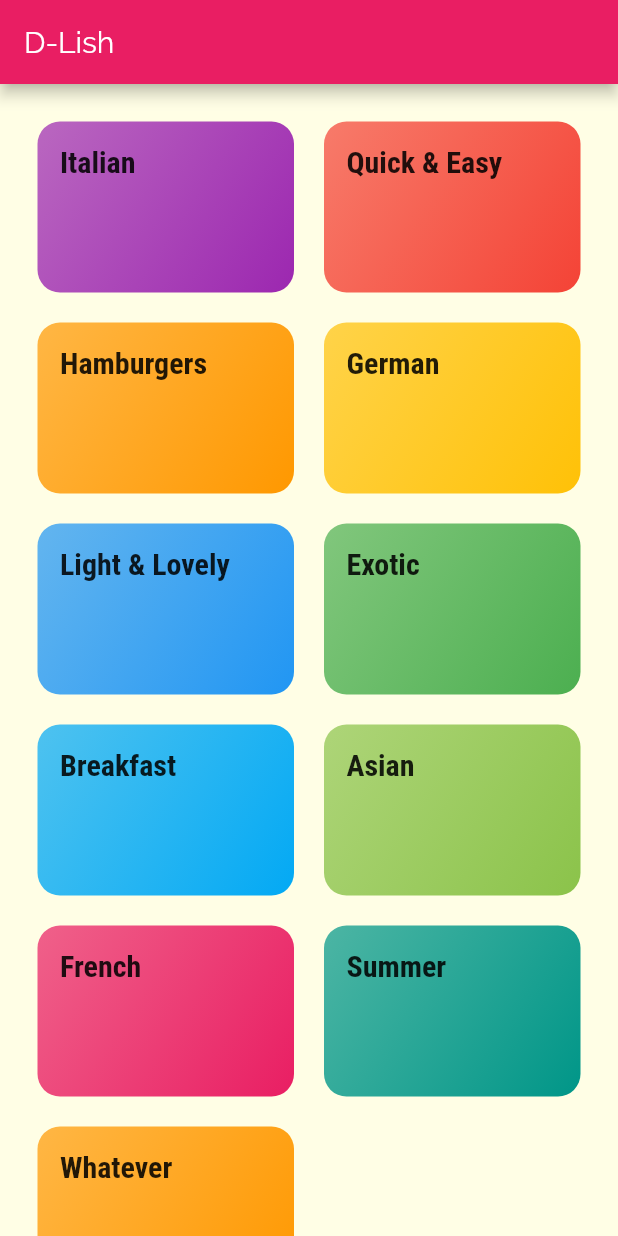
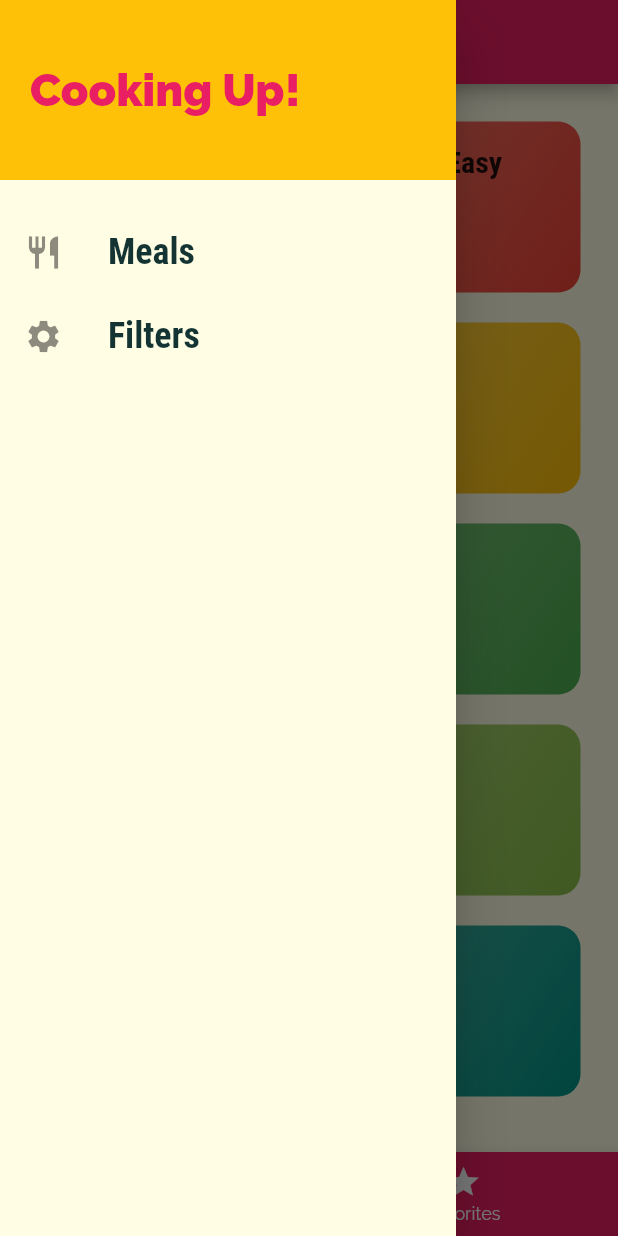
Before and after one commit to OscarHgg/Recipe-App-Udemy-Flutter, a Flutter app: the screen it shows after launch, with the side drawer open (before the commit the screen has no drawer), on a phone screen of 412 x 824 dp. Run offline on Flutter 3.47's test engine with Material 2 defaults, Android fonts, the phone set to English and light mode, and no system bars.

Commit message:
finishing touch

```diff
--- a/lib/main.dart
+++ b/lib/main.dart
@@ -1,10 +1,76 @@
 import 'package:flutter/material.dart';
-import 'package:meals_app/screens/categories_screen.dart';
-import 'package:meals_app/screens/category_meals_screen.dart';
+import 'package:meals_app/screens/filters_screen.dart';
+import 'package:meals_app/screens/tabs_screen.dart';
+import './screens/categories_screen.dart';
+import './screens/category_meals_screen.dart';
+import './screens/meal_detail_screen.dart';
+import 'dummy_data.dart';
+import 'models/meal.dart';
 
 void main() => runApp(MyApp());
 
-class MyApp extends StatelessWidget {
+class MyApp extends StatefulWidget {
+  @override
+  _MyAppState createState() => _MyAppState();
+}
+
+class _MyAppState extends State<MyApp> {
+  Map<String, bool> _filters = {
+    'gluten': false,
+    'lactose': false,
+    'vegetarian': false,
+    'vegan': false,
+  };
+
+  List<Meal> _availableMeals = DUMMY_MEALS;
+  List<Meal> _favoriteMeals = [];
+
+  void _setFilters(Map<String, bool> filterData) {
+    setState(() {
+      _filters = filterData;
+
+      _availableMeals = DUMMY_MEALS.where((meal) {
+        if (_filters['gluten'] && !meal.isGlutenFree) {
+          return false;
+        }
+        if (_filters['lactose'] && !meal.isLactoseFree) {
+          return false;
+        }
+        if (_filters['vegetarian'] && !meal.isVegetarian) {
+          return false;
+        }
+        if (_filters['vegan'] && !meal.isVegan) {
+          return false;
+        }
+        return true;
+      }).toList();
+    });
+  }
+
+  void _toggleFavorite(String mealId) {
+    final existingIndex =
+        _favoriteMeals.indexWhere((meal) => meal.id == mealId);
+    if (existingIndex >= 0) {
+      setState(
+        () {
+          _favoriteMeals.removeAt(existingIndex);
+        },
+      );
+    } else {
+      setState(
+        () {
+          _favoriteMeals.add(
+            DUMMY_MEALS.firstWhere((meal) => meal.id == mealId),
+          );
+        },
+      );
+    }
+  }
+
+  bool _isMealFavorite(String id) {
+    return _favoriteMeals.any((meal) => meal.id == id);
+  }
+
   @override
   Widget build(BuildContext context) {
     return MaterialApp(
@@ -30,8 +96,23 @@ class MyApp extends StatelessWidget {
       initialRoute: '/', // default
       //Route = screen, tied to keys like '/categories'
       routes: {
-        '/': (ctx) => CategoriesScreen(),
-        CategoryMealsScreen.screenName: (ctx) => CategoryMealsScreen(),
+        '/': (ctx) => TabsScreen(_favoriteMeals),
+        CategoryMealsScreen.routeName: (ctx) =>
+            CategoryMealsScreen(_availableMeals),
+        MealDetailScreen.routeName: (ctx) => MealDetailScreen(_toggleFavorite, _isMealFavorite),
+        FiltersScreen.routeName: (ctx) => FiltersScreen(_filters, _setFilters),
+      },
+      //if route isn't named, onGenerateRoute allows you to extract information about where you pushed
+      //dynamically through settings
+      // onGenerateRoute: (settings) {
+      //   print(settings.arguments);
+      //   return MaterialPageRoute(builder: (ctx) => CategoriesScreen());
+      // },
+      //if no route - last resort page
+      onUnknownRoute: (settings) {
+        return MaterialPageRoute(
+          builder: (ctx) => CategoriesScreen(),
+        );
       },
     );
   }
--- a/lib/screens/categories_screen.dart
+++ b/lib/screens/categories_screen.dart
@@ -5,15 +5,9 @@ import '../widgets/category_item.dart';
 class CategoriesScreen extends StatelessWidget {
   const CategoriesScreen({Key key}) : super(key: key);
 
-
-
   @override
   Widget build(BuildContext context) {
-    return Scaffold(
-      appBar: AppBar(
-        title: const Text('D-Lish'),
-      ),
-      body: GridView(
+    return GridView(
       padding: const EdgeInsets.all(25),
       children: DUMMY_CATEGORIES
           .map(
@@ -30,7 +24,6 @@ class CategoriesScreen extends StatelessWidget {
         crossAxisSpacing: 20,
         mainAxisSpacing: 20,
       ),
-      ),
     );
   }
 }
--- /dev/null
+++ b/lib/screens/tabs_screen.dart
@@ -0,0 +1,69 @@
+import 'package:flutter/material.dart';
+import 'package:meals_app/models/meal.dart';
+import 'package:meals_app/screens/categories_screen.dart';
+import 'package:meals_app/screens/favorites_screen.dart';
+import 'package:meals_app/widgets/main_drawer.dart';
+import './categories_screen.dart';
+
+class TabsScreen extends StatefulWidget {
+  final List<Meal> favoriteMeals;
+
+  TabsScreen(this.favoriteMeals);
+
+  @override
+  _TabsScreenState createState() => _TabsScreenState();
+}
+
+class _TabsScreenState extends State<TabsScreen> {
+  List<Map<String, Object>> _pages;
+  int _selectedPageIndex = 0;
+
+  @override
+  void initState() {
+    _pages = [
+      {
+        'page': CategoriesScreen(),
+        'title': 'Categories',
+      },
+      {
+        'page': FavoritesScreen(widget.favoriteMeals),
+        'title': 'Favorites',
+      },
+    ];
+    super.initState();
+  }
+
+  void _selectPage(int index) {
+    setState(() {
+      _selectedPageIndex = index;
+    });
+  }
+
+  @override
+  Widget build(BuildContext context) {
+    return Scaffold(
+      appBar: AppBar(
+        title: Text(_pages[_selectedPageIndex]['title']),
+      ),
+      drawer: MainDrawer(),
+      body: _pages[_selectedPageIndex]['page'],
+      bottomNavigationBar: BottomNavigationBar(
+        onTap: _selectPage,
+        backgroundColor: Theme.of(context).primaryColor,
+        unselectedItemColor: Colors.white,
+        selectedItemColor: Theme.of(context).accentColor,
+        currentIndex: _selectedPageIndex,
+        items: [
+          BottomNavigationBarItem(
+            icon: Icon(Icons.category),
+            label: 'Categories',
+          ),
+          BottomNavigationBarItem(
+            icon: Icon(Icons.star),
+            label: 'Favorites',
+          )
+        ],
+      ),
+    );
+  }
+}
--- a/lib/widgets/category_item.dart
+++ b/lib/widgets/category_item.dart
@@ -24,7 +24,7 @@ class CategoryItem extends StatelessWidget {
 //where navigation is easier with naming conventions*
   void selectCategoryNamed(BuildContext ctx) {
     Navigator.of(ctx).pushNamed(
-      CategoryMealsScreen.screenName,
+      CategoryMealsScreen.routeName,
       arguments: {
         'id': id,
         'title': title,
--- /dev/null
+++ b/lib/widgets/main_drawer.dart
@@ -0,0 +1,64 @@
+import 'package:flutter/material.dart';
+import 'package:meals_app/screens/filters_screen.dart';
+
+class MainDrawer extends StatelessWidget {
+  Widget buildListTile(String title, IconData icon, Function tapHandler) {
+    return ListTile(
+      leading: Icon(
+        icon,
+        size: 26,
+      ),
+      title: Text(
+        title,
+        style: TextStyle(
+          fontFamily: 'RobotoCondensed',
+          fontSize: 24,
+          fontWeight: FontWeight.bold,
+        ),
+      ),
+      onTap: tapHandler,
+    );
+  }
+
+  @override
+  Widget build(BuildContext context) {
+    return Drawer(
+      child: Column(
+        children: [
+          Container(
+            height: 120,
+            width: double.infinity,
+            padding: EdgeInsets.all(20),
+            alignment: Alignment.centerLeft,
+            color: Theme.of(context).accentColor,
+            child: Text(
+              'Cooking Up!',
+              style: TextStyle(
+                fontWeight: FontWeight.w900,
+                fontSize: 30,
+                color: Theme.of(context).primaryColor,
+              ),
+            ),
+          ),
+          SizedBox(
+            height: 20,
+          ),
+          buildListTile(
+            'Meals',
+            Icons.restaurant,
+            () {
+              Navigator.of(context).pushReplacementNamed('/');
+            },
+          ),
+          buildListTile(
+            'Filters',
+            Icons.settings,
+            () {
+              Navigator.of(context).pushReplacementNamed(FiltersScreen.routeName);
+            },
+          ),
+        ],
+      ),
+    );
+  }
+}
```
Also changed, not shown: lib/screens/category_meals_screen.dart (+51 -21 lines), lib/screens/favorites_screen.dart (added, +32 -0 lines), lib/screens/filters_screen.dart (added, +136 -0 lines), lib/screens/meal_detail_screen.dart (added, +98 -0 lines), lib/widgets/meal_item.dart (+109 -3 lines). Lines whose indentation alone changed are shown as unchanged.
